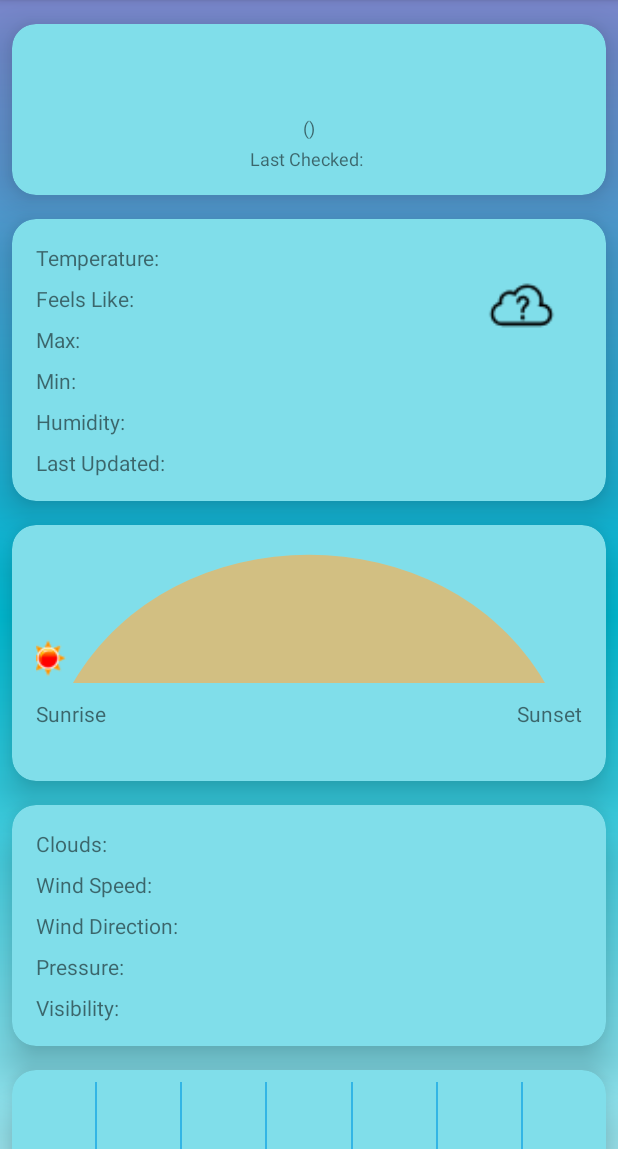
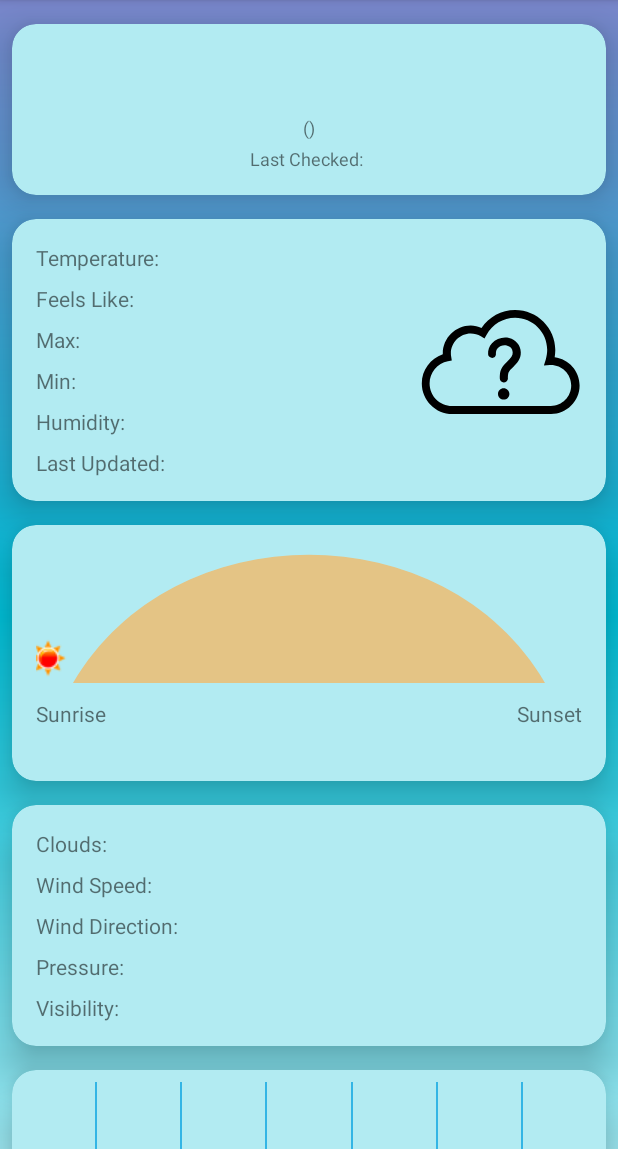
Before and after one commit to psmann/WeatherMan, an Android app: the MainFragment screen opened directly, with no data from a screen before it, on a phone screen of 412 x 824 dp, the part 87-1236 px from its top. Run offline under Robolectric (Android 15) with nearby library versions, the phone set to English and light mode, and no system bars; pictures from the network do not load; 1 statement that could not run was skipped.

Commit message:
Updated colour scheme in layout files

```diff
--- a/app/src/main/java/one/mann/weatherman/api/openweathermap/IconCodes.kt
+++ b/app/src/main/java/one/mann/weatherman/api/openweathermap/IconCodes.kt
@@ -1,6 +1,6 @@
 package one.mann.weatherman.api.openweathermap
 
-
+/** Return file name of vector asset corresponding to the code received from API call */
 internal fun dayIcons(code: Int): String = when (code) {
     in 200..232 -> "thunder" // Thunderstorm
     in 300..310 -> "rainy_2" // Light rain
--- a/app/src/main/java/one/mann/weatherman/ui/common/util/Extensions.kt
+++ b/app/src/main/java/one/mann/weatherman/ui/common/util/Extensions.kt
@@ -24,8 +24,7 @@ internal fun ImageView.loadImage(iconCode: Int, sunPosition: Float = 1f) {
 }
 
 /** Inflate ViewGroups with ViewHolders */
-internal fun ViewGroup.inflateView(@LayoutRes resource: Int,
-                                   attachToRoot: Boolean = false) = LayoutInflater.from(context)
+internal fun ViewGroup.inflateView(@LayoutRes resource: Int, attachToRoot: Boolean = false) = LayoutInflater.from(context)
         .inflate(resource, this, attachToRoot)
 
 /** Check status of network connection */
--- a/app/src/main/res/drawable/cloudy_day_3.xml
+++ b/app/src/main/res/drawable/cloudy_day_3.xml
@@ -3,6 +3,11 @@
         android:height="64dp"
         android:viewportWidth="64.0"
         android:viewportHeight="64.0">
+    <!--<group-->
+            <!--android:pivotX="12"-->
+            <!--android:pivotY="12"-->
+            <!--android:scaleX="1.2"-->
+            <!--android:scaleY="1.2">-->
     <path
         android:pathData="M20,35L20,38"
         android:strokeLineCap="round"
@@ -62,4 +67,5 @@
         android:fillColor="#57A0EE"
         android:strokeWidth="1.2"
         android:strokeLineJoin="round"/>
+    <!--</group>-->
 </vector>
--- a/app/src/main/res/layout/cardview_city.xml
+++ b/app/src/main/res/layout/cardview_city.xml
@@ -6,7 +6,7 @@
     android:layout_marginStart="8dp"
     android:layout_marginTop="16dp"
     android:layout_marginEnd="8dp"
-    app:cardBackgroundColor="@color/colorAccent"
+    app:cardBackgroundColor="@color/colorGradientEnd"
     app:cardCornerRadius="16dp"
     app:cardElevation="16dp">
 
--- a/app/src/main/res/layout/cardview_clouds.xml
+++ b/app/src/main/res/layout/cardview_clouds.xml
@@ -6,7 +6,7 @@
     android:layout_marginStart="8dp"
     android:layout_marginTop="16dp"
     android:layout_marginEnd="8dp"
-    app:cardBackgroundColor="@color/colorAccent"
+    app:cardBackgroundColor="@color/colorGradientEnd"
     app:cardCornerRadius="16dp"
     app:cardElevation="16dp">
 
--- a/app/src/main/res/layout/cardview_forecast.xml
+++ b/app/src/main/res/layout/cardview_forecast.xml
@@ -7,7 +7,7 @@
     android:layout_marginTop="16dp"
     android:layout_marginEnd="8dp"
     android:layout_marginBottom="24dp"
-    app:cardBackgroundColor="@color/colorAccent"
+    app:cardBackgroundColor="@color/colorGradientEnd"
     app:cardCornerRadius="16dp"
     app:cardElevation="16dp">
 
--- a/app/src/main/res/layout/cardview_main.xml
+++ b/app/src/main/res/layout/cardview_main.xml
@@ -1,13 +1,12 @@
 <androidx.cardview.widget.CardView xmlns:android="http://schemas.android.com/apk/res/android"
                                    xmlns:app="http://schemas.android.com/apk/res-auto"
-    xmlns:tools="http://schemas.android.com/tools"
                                    android:id="@+id/weather_main_cv"
                                    android:layout_width="match_parent"
                                    android:layout_height="wrap_content"
                                    android:layout_marginStart="8dp"
                                    android:layout_marginTop="16dp"
                                    android:layout_marginEnd="8dp"
-    app:cardBackgroundColor="@color/colorAccent"
+                                   app:cardBackgroundColor="@color/colorGradientEnd"
                                    app:cardCornerRadius="16dp"
                                    app:cardElevation="16dp">
 
@@ -24,7 +23,7 @@
                 android:layout_marginTop="16dp"
                 android:text="@string/current_temp"
                 app:layout_constraintStart_toStartOf="parent"
-            app:layout_constraintTop_toTopOf="parent" />
+                app:layout_constraintTop_toTopOf="parent"/>
 
         <TextView
                 android:id="@+id/feels_like"
@@ -34,7 +33,7 @@
                 android:layout_marginTop="8dp"
                 android:text="@string/feels_like"
                 app:layout_constraintStart_toStartOf="parent"
-            app:layout_constraintTop_toBottomOf="@+id/current_temp" />
+                app:layout_constraintTop_toBottomOf="@+id/current_temp"/>
 
         <TextView
                 android:id="@+id/max_temp"
@@ -44,7 +43,7 @@
                 android:layout_marginTop="8dp"
                 android:text="@string/max_temp"
                 app:layout_constraintStart_toStartOf="parent"
-            app:layout_constraintTop_toBottomOf="@+id/feels_like" />
+                app:layout_constraintTop_toBottomOf="@+id/feels_like"/>
 
         <TextView
                 android:id="@+id/min_temp"
@@ -54,7 +53,7 @@
                 android:layout_marginTop="8dp"
                 android:text="@string/min_temp"
                 app:layout_constraintStart_toStartOf="parent"
-            app:layout_constraintTop_toBottomOf="@+id/max_temp" />
+                app:layout_constraintTop_toBottomOf="@+id/max_temp"/>
 
         <TextView
                 android:id="@+id/humidity"
@@ -64,7 +63,7 @@
                 android:layout_marginTop="8dp"
                 android:text="@string/humidity"
                 app:layout_constraintStart_toStartOf="parent"
-            app:layout_constraintTop_toBottomOf="@+id/min_temp" />
+                app:layout_constraintTop_toBottomOf="@+id/min_temp"/>
 
         <TextView
                 android:id="@+id/current_temp_result"
@@ -72,7 +71,7 @@
                 android:layout_height="wrap_content"
                 android:layout_marginStart="8dp"
                 app:layout_constraintStart_toEndOf="@+id/current_temp"
-            app:layout_constraintTop_toTopOf="@+id/current_temp" />
+                app:layout_constraintTop_toTopOf="@+id/current_temp"/>
 
         <TextView
                 android:id="@+id/feels_like_result"
@@ -80,7 +79,7 @@
                 android:layout_height="wrap_content"
                 android:layout_marginStart="8dp"
                 app:layout_constraintStart_toEndOf="@+id/feels_like"
-            app:layout_constraintTop_toTopOf="@+id/feels_like" />
+                app:layout_constraintTop_toTopOf="@+id/feels_like"/>
 
         <TextView
                 android:id="@+id/max_temp_result"
@@ -88,7 +87,7 @@
                 android:layout_height="wrap_content"
                 android:layout_marginStart="8dp"
                 app:layout_constraintStart_toEndOf="@+id/max_temp"
-            app:layout_constraintTop_toTopOf="@+id/max_temp" />
+                app:layout_constraintTop_toTopOf="@+id/max_temp"/>
 
         <TextView
                 android:id="@+id/min_temp_result"
@@ -96,7 +95,7 @@
                 android:layout_height="wrap_content"
                 android:layout_marginStart="8dp"
                 app:layout_constraintStart_toEndOf="@+id/min_temp"
-            app:layout_constraintTop_toTopOf="@+id/min_temp" />
+                app:layout_constraintTop_toTopOf="@+id/min_temp"/>
 
         <TextView
                 android:id="@+id/humidity_result"
@@ -104,7 +103,7 @@
                 android:layout_height="wrap_content"
                 android:layout_marginStart="8dp"
                 app:layout_constraintStart_toEndOf="@+id/humidity"
-            app:layout_constraintTop_toTopOf="@+id/humidity" />
+                app:layout_constraintTop_toTopOf="@+id/humidity"/>
 
         <TextView
                 android:id="@+id/last_updated"
@@ -116,7 +115,7 @@
                 android:text="@string/last_updated"
                 app:layout_constraintBottom_toBottomOf="parent"
                 app:layout_constraintStart_toStartOf="parent"
-            app:layout_constraintTop_toBottomOf="@+id/humidity" />
+                app:layout_constraintTop_toBottomOf="@+id/humidity"/>
 
         <TextView
                 android:id="@+id/last_updated_result"
@@ -124,41 +123,31 @@
                 android:layout_height="wrap_content"
                 android:layout_marginStart="8dp"
                 app:layout_constraintStart_toEndOf="@+id/last_updated"
-            app:layout_constraintTop_toTopOf="@+id/last_updated" />
+                app:layout_constraintTop_toTopOf="@+id/last_updated"/>
 
         <TextView
                 android:id="@+id/description"
                 android:layout_width="64dp"
-            android:layout_height="64dp"
-            android:layout_marginEnd="25dp"
+                android:layout_height="wrap_content"
                 android:textAlignment="center"
                 android:textStyle="bold"
-            app:layout_constraintEnd_toEndOf="parent"
-            app:layout_constraintTop_toBottomOf="@+id/weather_icon" />
+                app:layout_constraintTop_toBottomOf="@+id/weather_icon"
+                app:layout_constraintStart_toStartOf="@+id/weather_icon"
+                app:layout_constraintEnd_toEndOf="@+id/weather_icon"/>
 
         <ImageView
                 android:id="@+id/weather_icon"
-            android:layout_width="50dp"
-            android:layout_height="50dp"
-            android:layout_marginTop="32dp"
-            android:layout_marginEnd="32dp"
+                android:layout_width="128dp"
+                android:layout_height="wrap_content"
+                android:layout_marginTop="8dp"
+                android:layout_marginEnd="8dp"
                 android:contentDescription="@string/weather_icon"
                 android:src="@android:drawable/sym_def_app_icon"
+                android:scaleType="fitXY"
+                android:adjustViewBounds="true"
                 app:layout_constraintEnd_toEndOf="parent"
-            app:layout_constraintTop_toTopOf="parent" />
-
-        <!--<ImageView-->
-            <!--android:id="@+id/imvw"-->
-            <!--android:layout_width="32dp"-->
-            <!--android:layout_height="32dp"-->
-            <!--android:layout_marginStart="16dp"-->
-            <!--android:layout_marginEnd="16dp"-->
-            <!--android:layout_marginBottom="16dp"-->
-            <!--app:layout_constraintBottom_toBottomOf="parent"-->
-            <!--app:layout_constraintEnd_toEndOf="parent"-->
-            <!--app:layout_constraintHorizontal_bias="0.70"-->
-            <!--app:layout_constraintStart_toStartOf="parent"-->
-            <!--app:srcCompat="@android:drawable/sym_def_app_icon" />-->
+                app:layout_constraintTop_toTopOf="parent" android:layout_marginBottom="8dp"
+                app:layout_constraintBottom_toBottomOf="parent"/>
 
     </androidx.constraintlayout.widget.ConstraintLayout>
 
--- a/app/src/main/res/layout/cardview_sun.xml
+++ b/app/src/main/res/layout/cardview_sun.xml
@@ -6,7 +6,7 @@
     android:layout_marginStart="8dp"
     android:layout_marginTop="16dp"
     android:layout_marginEnd="8dp"
-    app:cardBackgroundColor="@color/colorAccent"
+    app:cardBackgroundColor="@color/colorGradientEnd"
     app:cardCornerRadius="16dp"
     app:cardElevation="16dp">
 
```
Lines whose indentation alone changed are shown as unchanged.
